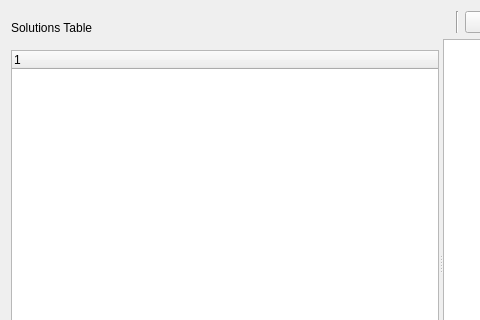
Qt form datatex/solutionsdocument.ui (CSMathematics/DataTex) before a commit; both pictures show x 0 to 480 and y 0 to 320 of the 882 by 553 pixel window.
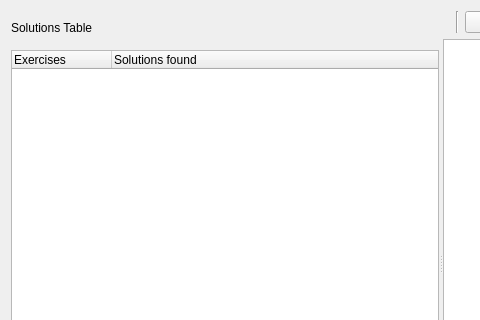
The same form after that commit. Icons and pictures are not drawn. Custom widgets are drawn as their Qt base class.

```diff
--- a/datatex/solutionsdocument.ui
+++ b/datatex/solutionsdocument.ui
@@ -51,7 +51,12 @@
           </property>
           <column>
            <property name="text">
-            <string>1</string>
+            <string>Exercises</string>
+           </property>
+          </column>
+          <column>
+           <property name="text">
+            <string>Solutions found</string>
            </property>
           </column>
          </widget>
```
